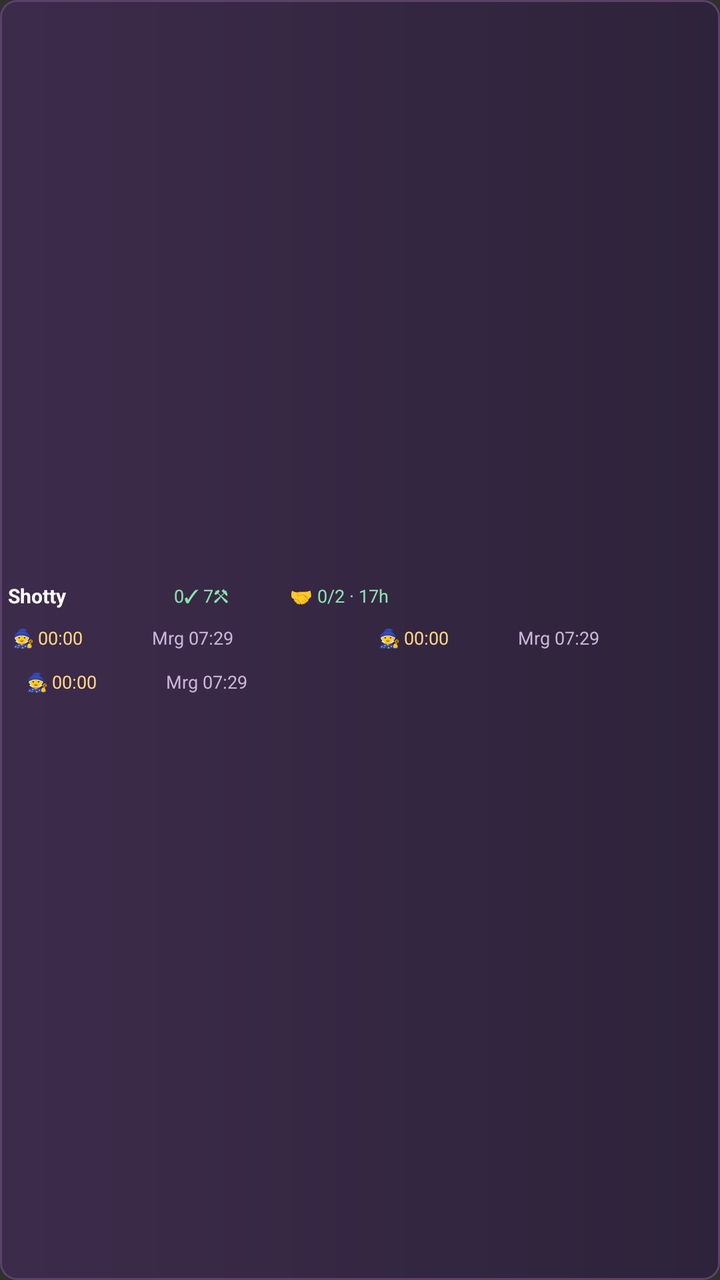
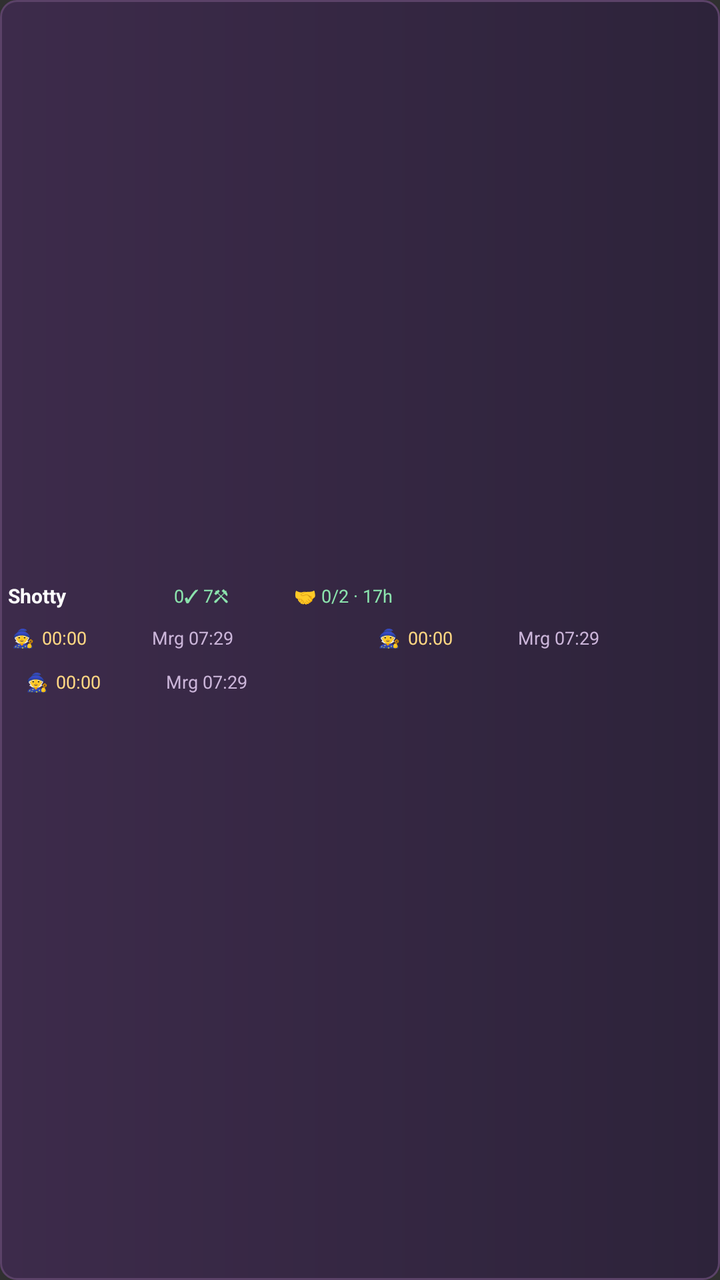

An Android layout rendered at two revisions. The XML below is the earlier revision; the diff shows what the commit changed to produce the second picture.
<!-- AndroidManifest.xml: application theme android:Theme.Material.NoActionBar -->
<!-- res/layout/widget_all_timers_account_narrow.xml -->
<?xml version="1.0" encoding="utf-8"?>
<LinearLayout xmlns:android="http://schemas.android.com/apk/res/android"
 android:id="@+id/all_account_row" android:layout_width="match_parent"
 android:layout_height="69dp"
 android:layout_marginBottom="1dp" android:paddingLeft="4dp"
 android:paddingRight="4dp" android:gravity="center_vertical"
 android:orientation="vertical"
 android:background="@drawable/widget_row_background"><LinearLayout android:layout_width="match_parent"
 android:layout_height="21dp" android:orientation="horizontal" android:gravity="center_vertical">
 <TextView android:id="@+id/all_account_name" android:layout_width="83dp"
  android:layout_height="match_parent" android:gravity="left|center_vertical"
  android:text="Shotty" android:textColor="#FFFFFF" android:textSize="10sp"
  android:textStyle="bold" android:singleLine="true" android:ellipsize="end"/>
 <TextView android:id="@+id/all_account_builders" android:layout_width="58dp"
  android:layout_height="match_parent" android:gravity="left|center_vertical"
  android:text="0✓ 7⚒" android:textColor="#8BE3AD"
  android:textSize="9sp" android:singleLine="true"/>
 <TextView android:id="@+id/all_account_helpers"
  android:layout_width="0dp" android:layout_weight="1"
  android:layout_height="match_parent" android:gravity="center_vertical"
  android:text="🤝 0/2 · 17h" android:textColor="#8BE3AD" android:textSize="9sp"
  android:singleLine="true" android:ellipsize="end"/>
 </LinearLayout>
 <LinearLayout android:layout_width="match_parent" android:layout_height="22dp"
  android:orientation="horizontal" android:gravity="center_vertical" android:baselineAligned="false">
 <LinearLayout android:id="@+id/all_slot_0_group" android:layout_width="0dp" android:layout_weight="1"
  android:layout_height="match_parent" android:orientation="horizontal"
  android:gravity="center_vertical" android:baselineAligned="false"
  android:paddingLeft="2dp" android:paddingRight="5dp">
  <TextView android:id="@+id/all_slot_0_icon" android:layout_width="13dp"
   android:layout_height="match_parent" android:gravity="center_vertical"
   android:text="🧙" android:textColor="#D6BCEA" android:textSize="9sp"
   android:includeFontPadding="false"/>
  <TextView android:id="@+id/all_slot_0_ready" android:layout_width="32dp"
   android:layout_height="match_parent" android:gravity="left|center_vertical"
   android:text="1 ✓" android:textColor="#8BE3AD" android:textSize="9sp"
   android:singleLine="true" android:visibility="gone"
   android:includeFontPadding="false"/>
  <Chronometer android:id="@+id/all_slot_0_clock" android:layout_width="55dp"
   android:layout_height="match_parent" android:gravity="left|center_vertical"
   android:text="03:12:15" android:textColor="#FFD783" android:textSize="9sp"
   android:singleLine="true" android:includeFontPadding="false"/>
  <TextView android:id="@+id/all_slot_0_idle" android:layout_width="55dp"
   android:layout_height="match_parent" android:gravity="left|center_vertical"
   android:text="—" android:textColor="#CBB5D9" android:textSize="9sp"
   android:singleLine="true" android:visibility="gone"
   android:includeFontPadding="false"/>
  <TextView android:id="@+id/all_slot_0_end" android:layout_width="0dp"
   android:layout_weight="1" android:layout_height="match_parent"
   android:gravity="left|center_vertical" android:layout_marginLeft="2dp"
   android:text="Mrg 07:29" android:textColor="#CBB5D9"
   android:textSize="9sp" android:includeFontPadding="false"
   android:singleLine="true" android:ellipsize="end"/>
 </LinearLayout><LinearLayout android:id="@+id/all_slot_1_group" android:layout_width="0dp" android:layout_weight="1"
  android:layout_height="match_parent" android:orientation="horizontal"
  android:gravity="center_vertical" android:baselineAligned="false"
  android:paddingLeft="9dp" android:paddingRight="5dp">
  <TextView android:id="@+id/all_slot_1_icon" android:layout_width="13dp"
   android:layout_height="match_parent" android:gravity="center_vertical"
   android:text="🧙" android:textColor="#D6BCEA" android:textSize="9sp"
   android:includeFontPadding="false"/>
  <TextView android:id="@+id/all_slot_1_ready" android:layout_width="32dp"
   android:layout_height="match_parent" android:gravity="left|center_vertical"
   android:text="1 ✓" android:textColor="#8BE3AD" android:textSize="9sp"
   android:singleLine="true" android:visibility="gone"
   android:includeFontPadding="false"/>
  <Chronometer android:id="@+id/all_slot_1_clock" android:layout_width="55dp"
   android:layout_height="match_parent" android:gravity="left|center_vertical"
   android:text="03:12:15" android:textColor="#FFD783" android:textSize="9sp"
   android:singleLine="true" android:includeFontPadding="false"/>
  <TextView android:id="@+id/all_slot_1_idle" android:layout_width="55dp"
   android:layout_height="match_parent" android:gravity="left|center_vertical"
   android:text="—" android:textColor="#CBB5D9" android:textSize="9sp"
   android:singleLine="true" android:visibility="gone"
   android:includeFontPadding="false"/>
  <TextView android:id="@+id/all_slot_1_end" android:layout_width="0dp"
   android:layout_weight="1" android:layout_height="match_parent"
   android:gravity="left|center_vertical" android:layout_marginLeft="2dp"
   android:text="Mrg 07:29" android:textColor="#CBB5D9"
   android:textSize="9sp" android:includeFontPadding="false"
   android:singleLine="true" android:ellipsize="end"/>
 </LinearLayout>
 </LinearLayout>
 <LinearLayout android:layout_width="match_parent" android:layout_height="22dp"
  android:orientation="horizontal" android:gravity="center_vertical" android:baselineAligned="false">
 <LinearLayout android:id="@+id/all_slot_2_group" android:layout_width="0dp" android:layout_weight="1"
  android:layout_height="match_parent" android:orientation="horizontal"
  android:gravity="center_vertical" android:baselineAligned="false"
  android:paddingLeft="9dp" android:paddingRight="5dp">
  <TextView android:id="@+id/all_slot_2_icon" android:layout_width="13dp"
   android:layout_height="match_parent" android:gravity="center_vertical"
   android:text="🧙" android:textColor="#D6BCEA" android:textSize="9sp"
   android:includeFontPadding="false"/>
  <TextView android:id="@+id/all_slot_2_ready" android:layout_width="32dp"
   android:layout_height="match_parent" android:gravity="left|center_vertical"
   android:text="1 ✓" android:textColor="#8BE3AD" android:textSize="9sp"
   android:singleLine="true" android:visibility="gone"
   android:includeFontPadding="false"/>
  <Chronometer android:id="@+id/all_slot_2_clock" android:layout_width="55dp"
   android:layout_height="match_parent" android:gravity="left|center_vertical"
   android:text="03:12:15" android:textColor="#FFD783" android:textSize="9sp"
   android:singleLine="true" android:includeFontPadding="false"/>
  <TextView android:id="@+id/all_slot_2_idle" android:layout_width="55dp"
   android:layout_height="match_parent" android:gravity="left|center_vertical"
   android:text="—" android:textColor="#CBB5D9" android:textSize="9sp"
   android:singleLine="true" android:visibility="gone"
   android:includeFontPadding="false"/>
  <TextView android:id="@+id/all_slot_2_end" android:layout_width="0dp"
   android:layout_weight="1" android:layout_height="match_parent"
   android:gravity="left|center_vertical" android:layout_marginLeft="2dp"
   android:text="Mrg 07:29" android:textColor="#CBB5D9"
   android:textSize="9sp" android:includeFontPadding="false"
   android:singleLine="true" android:ellipsize="end"/>
 </LinearLayout>
 </LinearLayout></LinearLayout>
<!-- resources referenced by this layout -->
<resources>
  <!-- drawable widget_row_background (drawable) -->
  <?xml version="1.0" encoding="utf-8"?>
  <shape xmlns:android="http://schemas.android.com/apk/res/android" android:shape="rectangle">
   <gradient android:angle="0" android:startColor="#3D2B4B" android:endColor="#2D233A"/>
   <stroke android:width="1dp" android:color="#5B4268"/>
   <corners android:radius="8dp"/>
  </shape>
</resources>

<!-- the commit's change to res/layout/widget_all_timers_account_narrow.xml (unified diff, before → after) -->
@@ -15,11 +15,13 @@
   android:layout_height="match_parent" android:gravity="left|center_vertical"
   android:text="0✓ 7⚒" android:textColor="#8BE3AD"
   android:textSize="9sp" android:singleLine="true"/>
+ <FrameLayout android:layout_width="0dp" android:layout_weight="1" android:layout_height="match_parent">
  <TextView android:id="@+id/all_account_helpers"
-  android:layout_width="0dp" android:layout_weight="1"
-  android:layout_height="match_parent" android:gravity="center_vertical"
+  android:layout_width="wrap_content"
+  android:layout_height="wrap_content" android:layout_gravity="start|center_vertical" android:gravity="center_vertical" android:paddingStart="2dp" android:paddingEnd="2dp" android:paddingTop="1dp" android:paddingBottom="1dp"
   android:text="🤝 0/2 · 17h" android:textColor="#8BE3AD" android:textSize="9sp"
   android:singleLine="true" android:ellipsize="end"/>
+ </FrameLayout>
  </LinearLayout>
  <LinearLayout android:layout_width="match_parent" android:layout_height="22dp"
   android:orientation="horizontal" android:gravity="center_vertical" android:baselineAligned="false">
@@ -36,10 +38,12 @@
    android:text="1 ✓" android:textColor="#8BE3AD" android:textSize="9sp"
    android:singleLine="true" android:visibility="gone"
    android:includeFontPadding="false"/>
-  <Chronometer android:id="@+id/all_slot_0_clock" android:layout_width="55dp"
-   android:layout_height="match_parent" android:gravity="left|center_vertical"
+  <FrameLayout android:layout_width="55dp" android:layout_height="match_parent">
+  <Chronometer android:id="@+id/all_slot_0_clock" android:layout_width="wrap_content"
+   android:layout_height="wrap_content" android:layout_gravity="start|center_vertical" android:gravity="center_vertical" android:paddingStart="2dp" android:paddingEnd="2dp" android:paddingTop="1dp" android:paddingBottom="1dp"
    android:text="03:12:15" android:textColor="#FFD783" android:textSize="9sp"
    android:singleLine="true" android:includeFontPadding="false"/>
+ </FrameLayout>
   <TextView android:id="@+id/all_slot_0_idle" android:layout_width="55dp"
    android:layout_height="match_parent" android:gravity="left|center_vertical"
    android:text="—" android:textColor="#CBB5D9" android:textSize="9sp"
@@ -64,10 +68,12 @@
    android:text="1 ✓" android:textColor="#8BE3AD" android:textSize="9sp"
    android:singleLine="true" android:visibility="gone"
    android:includeFontPadding="false"/>
-  <Chronometer android:id="@+id/all_slot_1_clock" android:layout_width="55dp"
-   android:layout_height="match_parent" android:gravity="left|center_vertical"
+  <FrameLayout android:layout_width="55dp" android:layout_height="match_parent">
+  <Chronometer android:id="@+id/all_slot_1_clock" android:layout_width="wrap_content"
+   android:layout_height="wrap_content" android:layout_gravity="start|center_vertical" android:gravity="center_vertical" android:paddingStart="2dp" android:paddingEnd="2dp" android:paddingTop="1dp" android:paddingBottom="1dp"
    android:text="03:12:15" android:textColor="#FFD783" android:textSize="9sp"
    android:singleLine="true" android:includeFontPadding="false"/>
+ </FrameLayout>
   <TextView android:id="@+id/all_slot_1_idle" android:layout_width="55dp"
    android:layout_height="match_parent" android:gravity="left|center_vertical"
    android:text="—" android:textColor="#CBB5D9" android:textSize="9sp"
@@ -96,10 +102,12 @@
    android:text="1 ✓" android:textColor="#8BE3AD" android:textSize="9sp"
    android:singleLine="true" android:visibility="gone"
    android:includeFontPadding="false"/>
-  <Chronometer android:id="@+id/all_slot_2_clock" android:layout_width="55dp"
-   android:layout_height="match_parent" android:gravity="left|center_vertical"
+  <FrameLayout android:layout_width="55dp" android:layout_height="match_parent">
+  <Chronometer android:id="@+id/all_slot_2_clock" android:layout_width="wrap_content"
+   android:layout_height="wrap_content" android:layout_gravity="start|center_vertical" android:gravity="center_vertical" android:paddingStart="2dp" android:paddingEnd="2dp" android:paddingTop="1dp" android:paddingBottom="1dp"
    android:text="03:12:15" android:textColor="#FFD783" android:textSize="9sp"
    android:singleLine="true" android:includeFontPadding="false"/>
+ </FrameLayout>
   <TextView android:id="@+id/all_slot_2_idle" android:layout_width="55dp"
    android:layout_height="match_parent" android:gravity="left|center_vertical"
    android:text="—" android:textColor="#CBB5D9" android:textSize="9sp"
